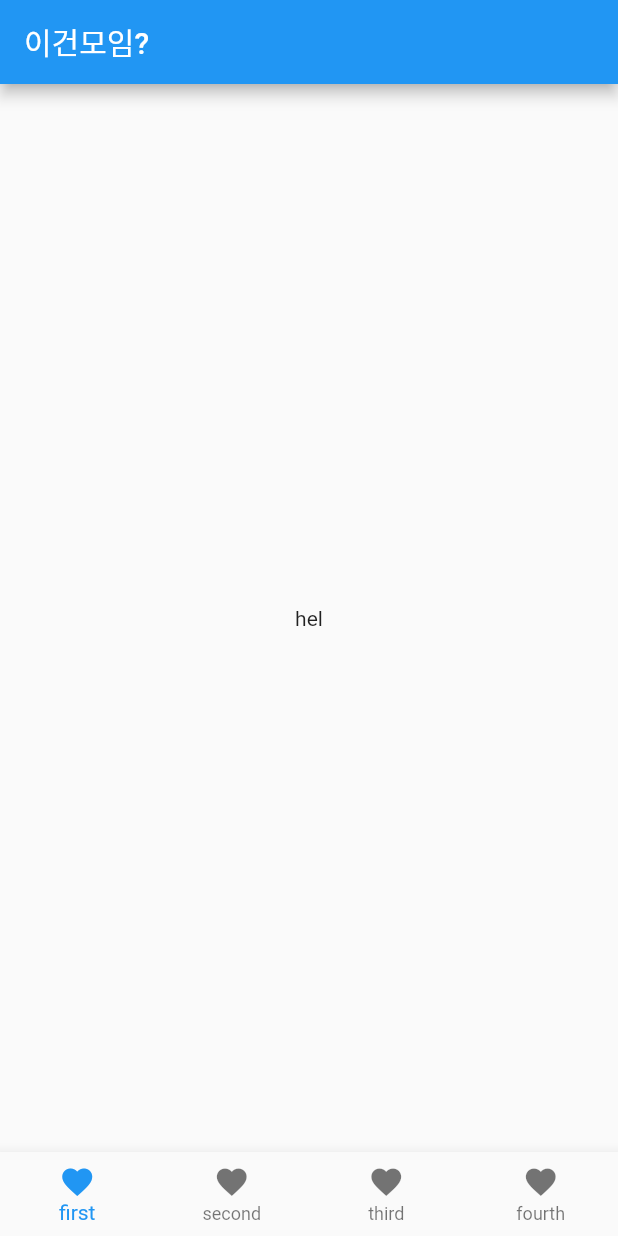
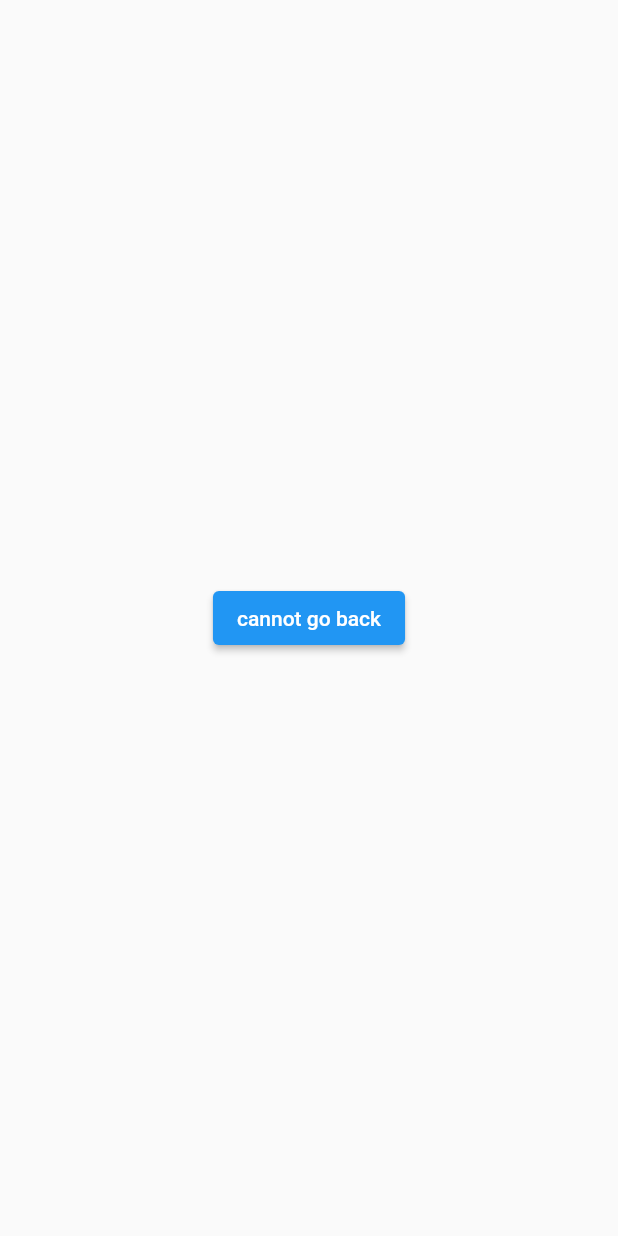
Before and after one commit to LiiNen/LiiNen-Flutter-Source, a Flutter app: the screen it shows after launch, on a phone screen of 412 x 824 dp. Run offline on Flutter 3.47's test engine with Material 2 defaults, Android fonts, the phone set to English and light mode, and no system bars; our stand-ins replace flutter_swiper, fluttertoast.

```diff
--- a/lib/main.dart
+++ b/lib/main.dart
@@ -3,6 +3,7 @@ import 'package:fluttertoast/fluttertoast.dart';
 import 'navView/navItemView1.dart';
 import 'navView/navItemView2.dart';
 import 'navView/navItemView3.dart';
+import 'navView/navItemView4.dart';
 
 void main() => runApp(MyApp());
 
@@ -12,7 +13,36 @@ class MyApp extends StatelessWidget {
   @override
   Widget build(BuildContext context) {
     return MaterialApp(
-      home: MyNav(),
+      home: LoginView(),
+    );
+  }
+}
+
+class LoginView extends StatefulWidget {
+  @override
+  State<LoginView> createState() => _LoginView();
+}
+class _LoginView extends State<LoginView> {
+  @override
+  Widget build(BuildContext context) {
+    return Scaffold(
+      body: Center(
+        child: ElevatedButton(
+          child: Text('cannot go back'),
+          onLongPress: () {
+            Navigator.push(
+              context,
+              MaterialPageRoute(builder: (context) => MyNav())
+            );
+          },
+          onPressed: () {
+            Navigator.pushReplacement(
+              context,
+              MaterialPageRoute(builder: (context) => MyNav())
+            );
+          },
+        )
+      )
     );
   }
 }
@@ -21,7 +51,6 @@ class MyNav extends StatefulWidget {
   @override
   State<MyNav> createState() => _MyNav();
 }
-
 class _MyNav extends State<MyNav> {
   int _selectedIndex = 0;
   @override
@@ -69,7 +98,7 @@ class _MyNav extends State<MyNav> {
     NavItemView1(),
     NavItemView2(),
     NavItemView3(),
-    NavItemView1(),
+    NavItemView4(),
   ];
 }
 
```
